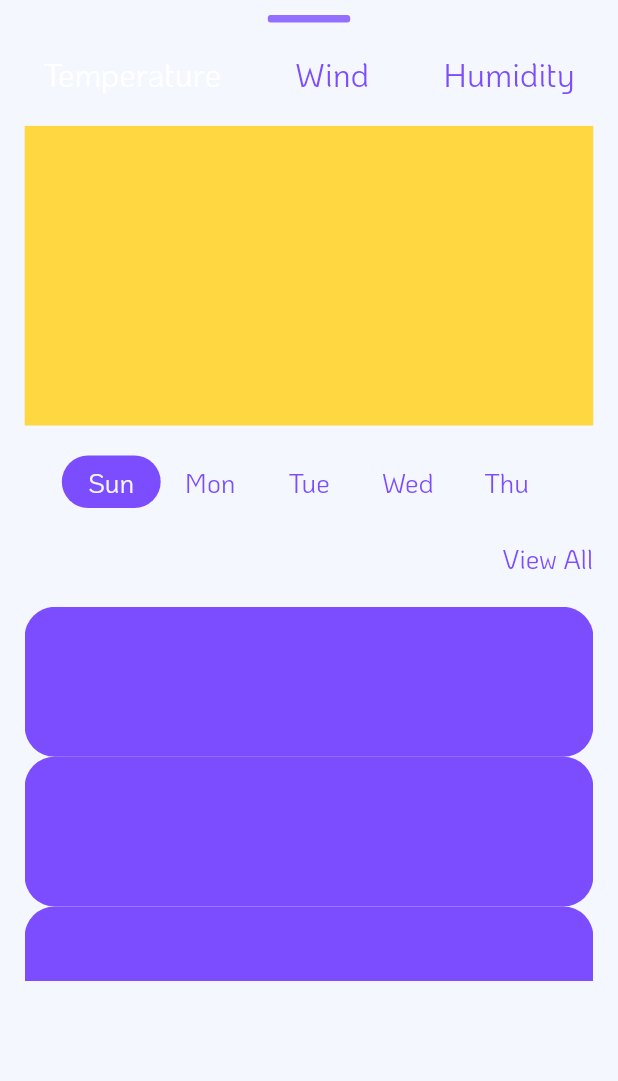
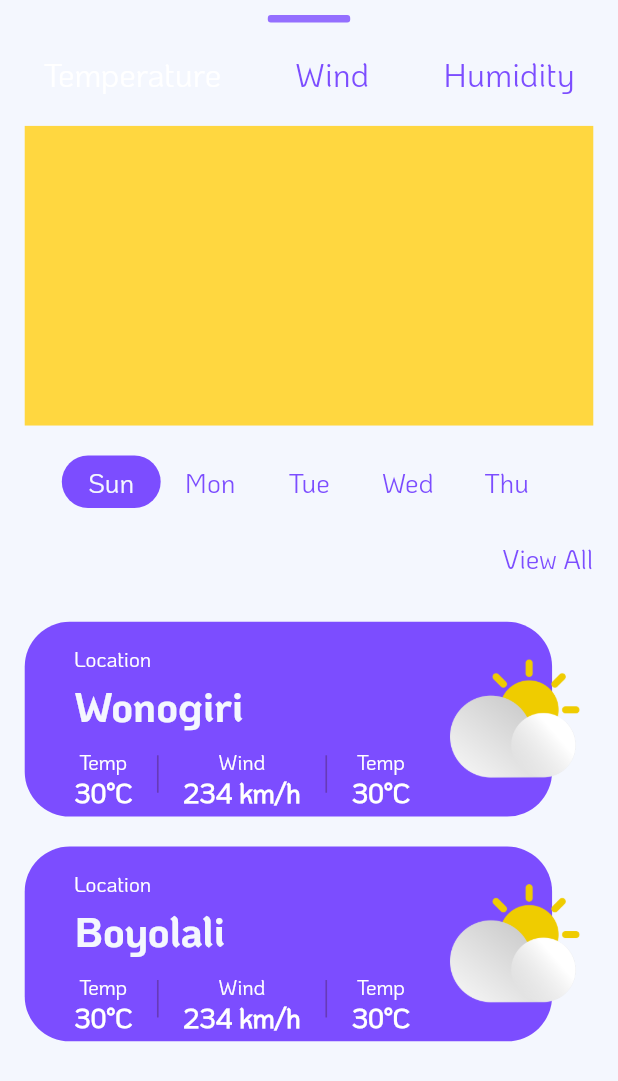
Before and after one commit to this-kin/Weather-App, a Flutter app: the Uncollapsed widget shown alone on an empty page, opened directly, on a phone screen of 412 x 824 dp. Shown: the top 1081 px of the screen. Run offline on Flutter 3.47's test engine with Material 2 defaults, Android fonts, the phone set to English and light mode, and no system bars; our stand-ins replace flutter_phoenix, flutter_screenutil, fluttericon, google_nav_bar, gradient_widgets, lottie and 1 more.

Commit message:
fourth commit

```diff
--- /dev/null
+++ b/lib/models/other_model.dart
@@ -0,0 +1,35 @@
+import 'package:weather_app/utils/constance.dart';
+
+class Other {
+  final String city;
+  final String minTemp;
+  final String wind;
+  final String maxTemp;
+  final String image;
+
+  Other({
+    required this.city,
+    required this.minTemp,
+    required this.wind,
+    required this.maxTemp,
+    required this.image,
+  });
+}
+
+Other firstModel = Other(
+  city: 'Wonogiri',
+  maxTemp: '30°C',
+  minTemp: '30°C',
+  wind: '234 km/h',
+  image: ConstanceData.cloudy,
+);
+
+Other secondModel = Other(
+  city: 'Boyolali',
+  maxTemp: '30°C',
+  minTemp: '30°C',
+  wind: '234 km/h',
+  image: ConstanceData.cloudy,
+);
+
+List<Other> allOther = [firstModel, secondModel];
--- a/lib/modules/home/widgets/uncollapsed.dart
+++ b/lib/modules/home/widgets/uncollapsed.dart
@@ -1,5 +1,6 @@
 import 'package:flutter/material.dart';
 import 'package:flutter_screenutil/flutter_screenutil.dart';
+import 'package:weather_app/models/other_model.dart';
 import 'package:weather_app/modules/more/more.dart';
 import 'package:weather_app/utils/constance.dart';
 
@@ -105,20 +106,94 @@ class _UncollapsedState extends State<Uncollapsed> {
           ),
           SizedBox(height: 20.h),
           Container(
-            height: 250.h,
+            height: 300.h,
             width: double.infinity,
             child: ListView.builder(
-                itemCount: 3,
-                itemBuilder: (_, index) {
-                  return Container(
-                    height: 100.h,
-                    width: 300.w,
-                    decoration: BoxDecoration(
-                      color: Colors.deepPurpleAccent,
-                      borderRadius: BorderRadius.circular(20.sp),
-                    ),
-                  );
-                }),
+              itemCount: allOther.length,
+              itemBuilder: (_, index) {
+                return Padding(
+                  padding: EdgeInsets.symmetric(
+                    vertical: 10.h,
+                  ),
+                  child: Stack(
+                    children: [
+                      Container(
+                        height: 130.h,
+                        width: 320.w,
+                        decoration: BoxDecoration(
+                          color: Colors.deepPurpleAccent,
+                          borderRadius: BorderRadius.circular(30.sp),
+                        ),
+                        padding: EdgeInsets.symmetric(
+                            horizontal: 30.w, vertical: 15.h),
+                        child: Column(
+                          crossAxisAlignment: CrossAxisAlignment.start,
+                          children: [
+                            Text("Location",
+                                style: theme.textTheme.headline2!.copyWith(
+                                  fontSize: 14.sp,
+                                )),
+                            SizedBox(height: 5.h),
+                            Text(
+                              allOther[index].city,
+                              style: theme.textTheme.bodyText1!.copyWith(
+                                color: theme.backgroundColor,
+                                fontSize: 28.sp,
+                              ),
+                            ),
+                            SizedBox(height: 10.h),
+                            Wrap(
+                              spacing: 15.w,
+                              alignment: WrapAlignment.center,
+                              children: [
+                                weatherInfo(
+                                    title: "Temp",
+                                    value: allOther[index].minTemp,
+                                    textTheme: theme.textTheme),
+                                Padding(
+                                  padding: EdgeInsets.only(top: 5.h),
+                                  child: Container(
+                                    height: 25.h,
+                                    width: 1.w,
+                                    color: Colors.deepPurple,
+                                  ),
+                                ),
+                                weatherInfo(
+                                    title: "Wind",
+                                    value: allOther[index].wind,
+                                    textTheme: theme.textTheme),
+                                Padding(
+                                  padding: EdgeInsets.only(top: 5),
+                                  child: Container(
+                                    height: 25.h,
+                                    width: 1.w,
+                                    color: Colors.deepPurple,
+                                  ),
+                                ),
+                                weatherInfo(
+                                    title: "Temp",
+                                    value: allOther[index].maxTemp,
+                                    textTheme: theme.textTheme)
+                              ],
+                            )
+                          ],
+                        ),
+                      ),
+                      Container(
+                        height: 130.h,
+                        width: double.infinity,
+                        alignment: Alignment.centerRight,
+                        child: Image.asset(
+                          allOther[index].image,
+                          height: 100.h,
+                          width: 100.w,
+                        ),
+                      ),
+                    ],
+                  ),
+                );
+              },
+            ),
           )
         ],
       ),
@@ -137,4 +212,23 @@ class _UncollapsedState extends State<Uncollapsed> {
       ),
     );
   }
+
+  Widget weatherInfo({title, value, TextTheme? textTheme}) {
+    return Column(
+      children: [
+        Text(title,
+            style: textTheme!.headline2!.copyWith(
+              fontSize: 14.sp,
+            )),
+        Text(
+          value,
+          style: textTheme.bodyText2!.copyWith(
+            fontSize: 18.sp,
+            color: Colors.white,
+            fontWeight: FontWeight.bold,
+          ),
+        )
+      ],
+    );
+  }
 }
--- a/lib/utils/constance.dart
+++ b/lib/utils/constance.dart
@@ -1,10 +1,15 @@
 class ConstanceData {
   // ignore: non_constant_identifier_names
-  static final String BaseImageUrl = "assets/images/";
+  static const String BaseImageUrl = "assets/images/";
 
-  static final ladyUmberlla = BaseImageUrl + "36561-rain-and-windy.json";
-  static final man = BaseImageUrl + "man.png";
-  static final cloudy = BaseImageUrl + "cloudy.png";
+  static const man = BaseImageUrl + "man.png";
+  static const cloudy = BaseImageUrl + "cloudy.png";
+  static const stormy = BaseImageUrl + "storm.png";
+
+  ///
+  static const String BaseLottieUrl = "assets/json/";
+
+  static const ladyUmberlla = BaseLottieUrl + "36561-rain-and-windy.json";
 
   ///
   static final apiKey = "YOUR API KEY";
@@ -14,4 +19,7 @@ class ConstanceData {
   ///
   static final kohoRegular = "Koho";
   static final kohoBold = "Koho Bold";
+
+  ///
+  static const Duration kDuration = Duration(milliseconds: 300);
 }
--- a/lib/utils/theme.dart
+++ b/lib/utils/theme.dart
@@ -10,7 +10,7 @@ class CustomTheme {
   //light theme
   static TextTheme textTheme = TextTheme(
     bodyText1: TextStyle(
-        fontSize: 30.sp,
+      fontSize: 50.sp,
       color: kAccentColor,
       fontFamily: ConstanceData.kohoBold,
     ),
@@ -30,10 +30,18 @@ class CustomTheme {
       color: kAccentColor,
       fontSize: 15.sp,
       fontWeight: FontWeight.w200,
-      ));
+    ),
+    headline2: TextStyle(
+      color: Colors.white,
+      fontSize: 18.sp,
+      fontFamily: ConstanceData.kohoRegular,
+    ),
+  );
 
   static ThemeData themeData() {
     return ThemeData(
+      brightness: Brightness.light,
+      visualDensity: VisualDensity.adaptivePlatformDensity,
       iconTheme: IconThemeData(color: Colors.white),
       backgroundColor: kBackGroundColor,
       scaffoldBackgroundColor: kBackGroundColor,
@@ -46,15 +54,15 @@ class CustomTheme {
   }
 }
 
-const Duration kDuration = Duration(milliseconds: 300);
 
-TextStyle kAppbarThin = TextStyle(
-  fontSize: 25.sp,
-  color: kAccentColor,
-  fontFamily: "Koho",
-);
-TextStyle kAppbarBold = TextStyle(
-  fontSize: 30.sp,
-  color: kAccentColor,
-  fontFamily: "Koho Bold",
-);
+
+// TextStyle kAppbarThin = TextStyle(
+//   fontSize: 25.sp,
+//   color: kAccentColor,
+//   fontFamily: "Koho",
+// );
+// TextStyle kAppbarBold = TextStyle(
+//   fontSize: 30.sp,
+//   color: kAccentColor,
+//   fontFamily: "Koho Bold",
+// );
--- a/pubspec.yaml
+++ b/pubspec.yaml
@@ -23,7 +23,6 @@ dependencies:
   flutter_screenutil:
   lottie: ^1.2.1
   gradient_widgets: ^0.6.0
-  sliding_up_panel: ^2.0.0+1
   flutter_phoenix: ^1.0.0
   fluttericon: ^2.0.0
 
@@ -45,7 +44,7 @@ flutter:
   # To add assets to your application, add an assets section, like this:
   assets:
     - assets/images/
-  #   - images/a_dot_ham.jpeg
+    - assets/json/
   fonts:
     - family: Koho
       fonts:
```
Also changed, not shown: lib/modules/home/home.dart (+22 -18 lines), lib/modules/settings/setting.dart (+44 -8 lines), lib/modules/splash/splash.dart (+7 -9 lines), assets/images/storm.png (added), assets/json/36561-rain-and-windy.json (renamed from assets/images/36561-rain-and-windy.json), pubspec.lock. Lines whose indentation alone changed are shown as unchanged.
